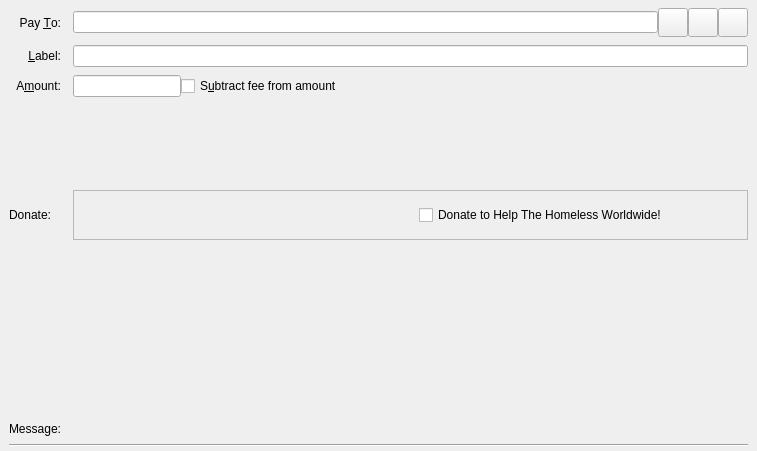
Qt form src/qt/forms/sendcoinsentry.ui (HTHcoin/helpthehomelesscoin) before a commit.
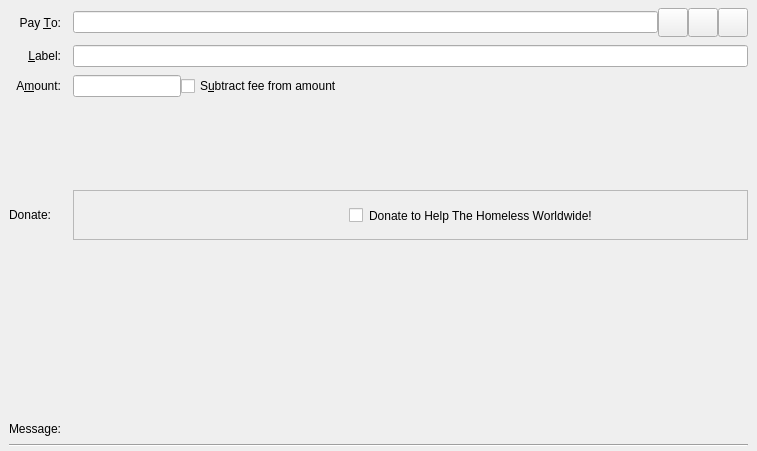
The same form after that commit. Custom widgets are drawn as their Qt base class.

```diff
--- a/src/qt/forms/sendcoinsentry.ui
+++ b/src/qt/forms/sendcoinsentry.ui
@@ -256,6 +256,9 @@
         <height>16777215</height>
        </size>
       </property>
+      <property name="styleSheet">
+       <string notr="true">border-color: transparent;</string>
+      </property>
       <property name="frameShape">
        <enum>QFrame::StyledPanel</enum>
       </property>
@@ -265,7 +268,7 @@
       <widget class="QWidget" name="layoutWidget">
        <property name="geometry">
         <rect>
-         <x>330</x>
+         <x>260</x>
          <y>10</y>
          <width>291</width>
          <height>31</height>
```
Left out of the diff: 224 changed lines with no effect on the pictures.
